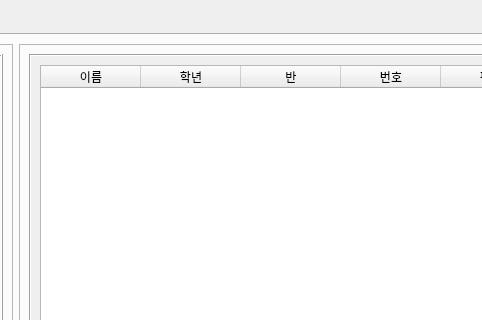
Old version of the form manager.ui in the repository chlwodud77/student-assesment-manager; both pictures show x 307 to 789 and y 0 to 320 of the 1061 by 655 pixel window.
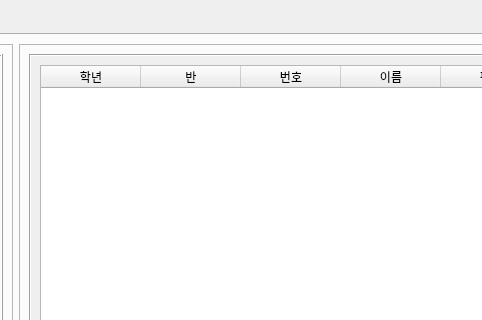
New version of the form. The open tabs and pages were chosen to show the change. Icons and pictures are not drawn.

Commit message:
Change Excel manage column
- change excel preview and save column position change.

Patch:
```diff
--- a/manager.ui
+++ b/manager.ui
@@ -1114,11 +1114,6 @@
                    <verstretch>0</verstretch>
                   </sizepolicy>
                  </property>
-                 <column>
-                  <property name="text">
-                   <string>이름</string>
-                  </property>
-                 </column>
                  <column>
                   <property name="text">
                    <string>학년</string>
@@ -1134,6 +1129,11 @@
                    <string>번호</string>
                   </property>
                  </column>
+                 <column>
+                  <property name="text">
+                   <string>이름</string>
+                  </property>
+                 </column>
                  <column>
                   <property name="text">
                    <string>평가</string>
```
Left out of the diff: 4 changed lines with no effect on the pictures. The commit also changes 1 other file.
